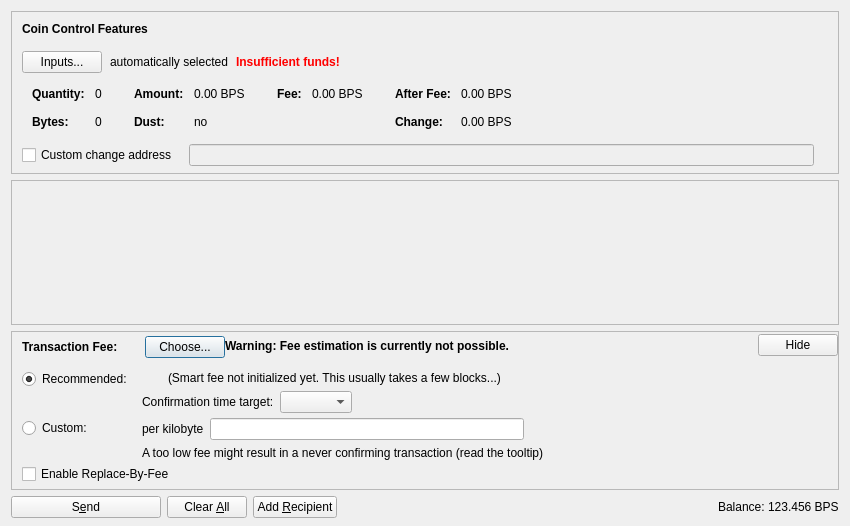
Before: the Qt Designer form src/qt/forms/sendcoinsdialog.ui in dev-zeo/bitcoin-pos, drawn with Qt 5.
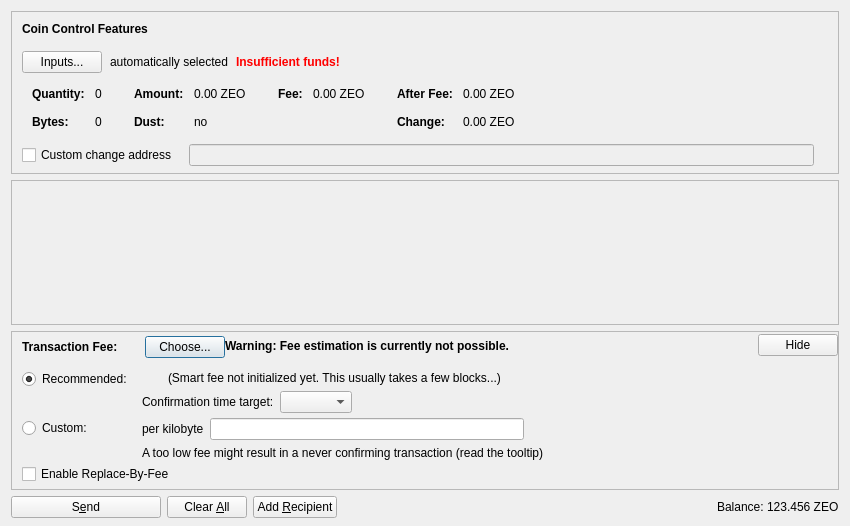
After: the same form once the commit is applied. Icons and pictures are not drawn. Custom widgets are drawn as their Qt base class.

Patch:
```diff
--- a/src/qt/forms/sendcoinsdialog.ui
+++ b/src/qt/forms/sendcoinsdialog.ui
@@ -324,7 +324,7 @@
                   <enum>Qt::ActionsContextMenu</enum>
                  </property>
                  <property name="text">
-                  <string notr="true">0.00 BPS</string>
+                  <string notr="true">0.00 ZEO</string>
                  </property>
                  <property name="textInteractionFlags">
                   <set>Qt::LinksAccessibleByMouse|Qt::TextSelectableByKeyboard|Qt::TextSelectableByMouse</set>
@@ -404,7 +404,7 @@
                   <enum>Qt::ActionsContextMenu</enum>
                  </property>
                  <property name="text">
-                  <string notr="true">0.00 BPS</string>
+                  <string notr="true">0.00 ZEO</string>
                  </property>
                  <property name="textInteractionFlags">
                   <set>Qt::LinksAccessibleByMouse|Qt::TextSelectableByKeyboard|Qt::TextSelectableByMouse</set>
@@ -455,7 +455,7 @@
                   <enum>Qt::ActionsContextMenu</enum>
                  </property>
                  <property name="text">
-                  <string notr="true">0.00 BPS</string>
+                  <string notr="true">0.00 ZEO</string>
                  </property>
                  <property name="textInteractionFlags">
                   <set>Qt::LinksAccessibleByMouse|Qt::TextSelectableByKeyboard|Qt::TextSelectableByMouse</set>
@@ -484,7 +484,7 @@
                   <enum>Qt::ActionsContextMenu</enum>
                  </property>
                  <property name="text">
-                  <string notr="true">0.00 BPS</string>
+                  <string notr="true">0.00 ZEO</string>
                  </property>
                  <property name="textInteractionFlags">
                   <set>Qt::LinksAccessibleByMouse|Qt::TextSelectableByKeyboard|Qt::TextSelectableByMouse</set>
@@ -1214,7 +1214,7 @@
           <cursorShape>IBeamCursor</cursorShape>
          </property>
          <property name="text">
-          <string notr="true">123.456 BPS</string>
+          <string notr="true">123.456 ZEO</string>
          </property>
          <property name="textInteractionFlags">
           <set>Qt::LinksAccessibleByMouse|Qt::TextSelectableByKeyboard|Qt::TextSelectableByMouse</set>
```
